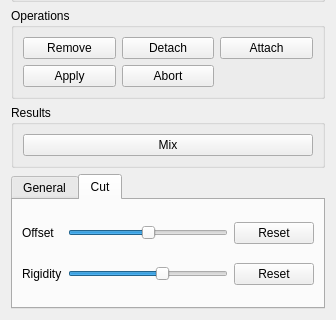
Old version of the form widgets/skinmixer_manager.ui in the repository stefanonuvoli/skinmixer; both pictures show x 0 to 336 and y 152 to 472 of the 336 by 472 pixel window.
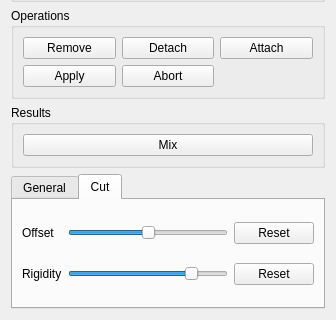
New version of the form. The open tabs and pages were chosen to show the change.

What changed in the file:
```diff
--- a/widgets/skinmixer_manager.ui
+++ b/widgets/skinmixer_manager.ui
@@ -200,7 +200,7 @@
           <number>100</number>
          </property>
          <property name="value">
-          <number>60</number>
+          <number>80</number>
          </property>
          <property name="orientation">
           <enum>Qt::Horizontal</enum>
```
Left out of the diff: 2 changed lines with no effect on the pictures.
